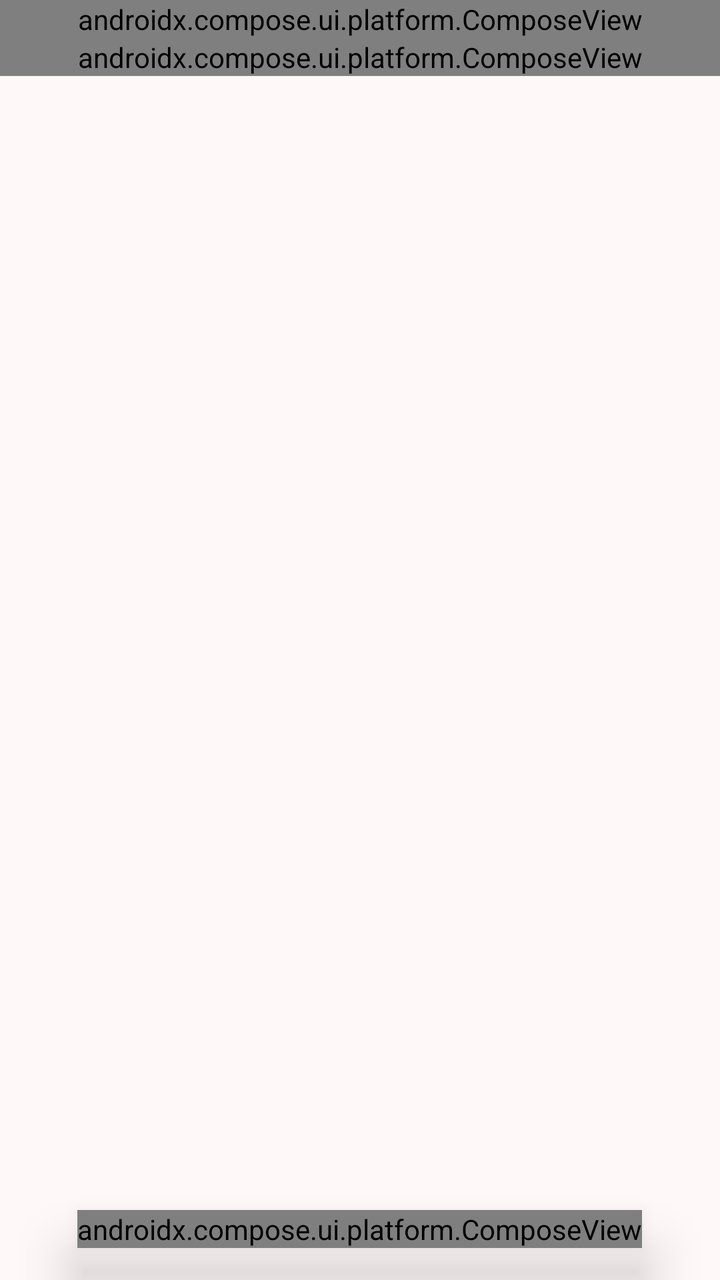
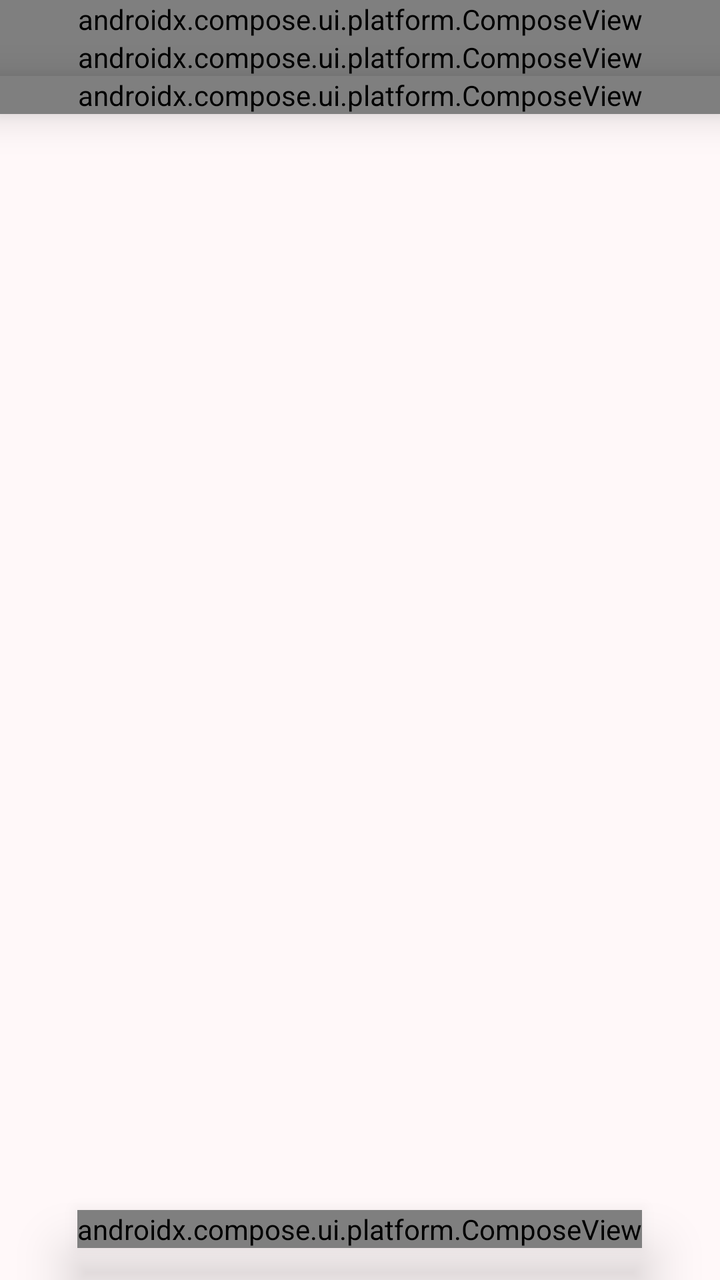

Before-and-after screenshots of an Android layout around one commit, followed by the original layout XML and the change that was made.
<!-- AndroidManifest.xml: application theme AppTheme -->
<!-- res/layout/activity_main.xml -->
<RelativeLayout
    xmlns:android="http://schemas.android.com/apk/res/android"
    xmlns:app="http://schemas.android.com/apk/res-auto"
    xmlns:tools="http://schemas.android.com/tools"
    android:layout_width="match_parent"
    android:layout_height="match_parent"
    android:id="@+id/main"
    tools:ignore="ContentDescription">

    
    <androidx.compose.ui.platform.ComposeView
        android:id="@+id/compose_address_bar"
        android:layout_width="match_parent"
        android:layout_height="wrap_content"
        android:layout_alignParentTop="true" />

    
    <androidx.compose.ui.platform.ComposeView
        android:id="@+id/main_progress_bar_compose"
        android:layout_width="match_parent"
        android:layout_height="wrap_content"
        android:layout_below="@id/compose_address_bar"/>

    
    <com.google.android.material.progressindicator.LinearProgressIndicator
        android:id="@+id/main_progress_bar"
        android:layout_width="match_parent"
        android:layout_height="wrap_content"
        android:layout_below="@id/main_progress_bar_compose"
        android:visibility="gone"
        app:indicatorColor="?attr/colorPrimary"
        app:trackColor="?attr/colorSurfaceVariant"
        app:trackThickness="4dp"/>

    
    <FrameLayout
        android:id="@+id/main_content"
        android:layout_width="match_parent"
        android:layout_height="match_parent"
        android:layout_below="@id/main_progress_bar_compose"
        android:layout_alignParentBottom="true"/>

    
    <com.google.android.material.floatingactionbutton.FloatingActionButton
        android:id="@+id/fab_showAppBar"
        android:layout_alignParentTop="true"
        android:layout_alignParentStart="true"
        android:layout_marginStart="16dp"
        android:layout_marginTop="16dp"
        android:src="@drawable/icon_up"
        app:elevation="2dp"
        style="@style/Widget.Material3.Button.IconButton.Outlined"
        app:backgroundTint="?attr/colorSurfaceContainerHighest"
        app:borderWidth="0.5dp"
        android:layout_width="wrap_content"
        android:layout_height="wrap_content"
        android:layout_gravity="center"
        app:maxImageSize="20dp"
        app:fabCustomSize="42dp"
        android:visibility="gone"/>

    
    <com.google.android.material.card.MaterialCardView
        android:id="@+id/searchOnSiteLayout"
        android:visibility="gone"
        style="@style/Widget.Material3.CardView.Elevated"
        android:backgroundTint="?attr/colorSurfaceContainerHigh"
        app:cardElevation="4dp"
        app:strokeWidth="0dp"
        android:layout_width="match_parent"
        android:layout_height="72dp"
        android:layout_margin="12dp"
        android:layout_alignParentTop="true"
        app:cardCornerRadius="28dp"
        android:orientation="vertical">

        <RelativeLayout
            android:layout_width="match_parent"
            android:layout_height="match_parent">

            <Button
                android:id="@+id/searchOnSite_buttonClose"
                style="@style/Widget.Material3.Button.IconButton"
                android:layout_width="wrap_content"
                android:layout_height="wrap_content"
                android:layout_alignParentEnd="true"
                android:layout_centerInParent="true"
                android:layout_marginEnd="10dp"
                app:icon="@drawable/icon_close" />

            <com.google.android.material.textfield.TextInputLayout
                android:id="@+id/searchOnSite_textField"
                style="@style/Widget.Material3.TextInputLayout.OutlinedBox"
                android:layout_width="match_parent"
                android:layout_height="match_parent"
                android:layout_alignParentTop="true"
                android:layout_toStartOf="@+id/searchOnSite_buttonClose"
                android:paddingEnd="10dp"
                android:paddingStart="10dp"
                android:paddingBottom="5dp"
                android:paddingTop="5dp"
                android:hint="@string/menu_other_searchSite"
                app:boxCornerRadiusTopStart="24dp"
                app:boxCornerRadiusTopEnd="24dp"
                app:boxCornerRadiusBottomStart="24dp"
                app:boxCornerRadiusBottomEnd="24dp"
                app:boxStrokeWidth="0.8dp"
                app:boxStrokeWidthFocused="1.5dp"
                app:startIconDrawable="@drawable/icon_up"
                app:endIconDrawable="@drawable/icon_down"
                app:endIconMode="custom">

                <com.google.android.material.textfield.TextInputEditText
                    android:id="@+id/searchOnSite_input"
                    android:layout_width="match_parent"
                    android:layout_height="wrap_content"
                    android:inputType="text|textUri"
                    android:selectAllOnFocus="true"/>

            </com.google.android.material.textfield.TextInputLayout>

        </RelativeLayout>

    </com.google.android.material.card.MaterialCardView>

    
    <androidx.compose.ui.platform.ComposeView
        android:id="@+id/bottom_nav_compose"
        android:layout_width="wrap_content"
        android:layout_height="wrap_content"
        android:layout_alignParentBottom="true"
        android:layout_centerHorizontal="true"
        android:layout_marginBottom="16dp"
        android:elevation="16dp"/>
    
    <com.google.android.material.card.MaterialCardView
        android:id="@+id/fab_bubble"
        style="@style/Widget.Material3.CardView.Filled"
        android:layout_width="48dp"
        android:layout_height="48dp"
        android:layout_alignParentBottom="true"
        android:layout_alignParentEnd="true"
        android:layout_marginBottom="90dp"
        android:layout_marginEnd="16dp"
        android:visibility="gone"
        app:cardCornerRadius="24dp"
        app:cardElevation="16dp"
        app:strokeWidth="1dp"
        app:strokeColor="?attr/colorOutlineVariant"
        android:backgroundTint="?attr/colorSurfaceContainerHighest">

        <ImageView
            android:id="@+id/bubble_icon"
            android:layout_width="24dp"
            android:layout_height="24dp"
            android:layout_gravity="center"
            android:src="@drawable/icon_secure"
            app:tint="?attr/colorPrimary"
            tools:ignore="ContentDescription"/>

    </com.google.android.material.card.MaterialCardView>

</RelativeLayout>
<!-- resources referenced by this layout -->
<resources>
  <!-- drawable icon_down (drawable) -->
  <vector xmlns:android="http://schemas.android.com/apk/res/android"
      android:width="24dp"
      android:height="24dp"
      android:viewportWidth="960"
      android:viewportHeight="960"
      android:tint="?attr/colorControlNormal">
    <path
        android:fillColor="@android:color/white"
        android:pathData="M480,598Q472,598 465,595.5Q458,593 452,587L268,403Q257,392 257,375Q257,358 268,347Q279,336 296,336Q313,336 324,347L480,503L636,347Q647,336 664,336Q681,336 692,347Q703,358 703,375Q703,392 692,403L508,587Q502,593 495,595.5Q488,598 480,598Z"/>
  </vector>
  <!-- drawable icon_up (drawable) -->
  <vector xmlns:android="http://schemas.android.com/apk/res/android"
      android:width="24dp"
      android:height="24dp"
      android:viewportWidth="960"
      android:viewportHeight="960"
      android:tint="?attr/colorControlNormal">
    <path
        android:fillColor="@android:color/white"
        android:pathData="M480,431L324,587Q313,598 296,598Q279,598 268,587Q257,576 257,559Q257,542 268,531L452,347Q458,341 465,338.5Q472,336 480,336Q488,336 495,338.5Q502,341 508,347L692,531Q703,542 703,559Q703,576 692,587Q681,598 664,598Q647,598 636,587L480,431Z"/>
  </vector>
  <string name="menu_other_searchSite">Search on site</string>
  <color name="md_theme_primary">#B81D63</color>
  <color name="md_theme_onPrimary">#FFFFFF</color>
  <color name="md_theme_primaryContainer">#FFD9E2</color>
  <color name="md_theme_onPrimaryContainer">#3E001D</color>
  <color name="md_theme_secondary">#74565F</color>
  <color name="md_theme_onSecondary">#FFFFFF</color>
  <color name="md_theme_secondaryContainer">#FFD9E2</color>
  <color name="md_theme_onSecondaryContainer">#2B151C</color>
  <color name="md_theme_tertiary">#006874</color>
  <color name="md_theme_onTertiary">#FFFFFF</color>
  <color name="md_theme_tertiaryContainer">#9EEFFF</color>
  <color name="md_theme_onTertiaryContainer">#001F24</color>
  <color name="md_theme_error">#BA1A1A</color>
  <color name="md_theme_onError">#FFFFFF</color>
  <color name="md_theme_errorContainer">#FFDAD6</color>
  <color name="md_theme_onErrorContainer">#410002</color>
  <color name="md_theme_background">#FFF8F9</color>
  <color name="md_theme_onBackground">#201A1C</color>
  <color name="md_theme_surface">#FFF8F9</color>
  <color name="md_theme_onSurface">#201A1C</color>
  <color name="md_theme_surfaceVariant">#F2DDE1</color>
  <color name="md_theme_onSurfaceVariant">#514347</color>
  <color name="md_theme_outline">#837377</color>
  <color name="md_theme_outlineVariant">#D5C2C6</color>
  <color name="md_theme_inverseSurface">#362E31</color>
  <color name="md_theme_inverseOnSurface">#FAEEF0</color>
  <color name="md_theme_inversePrimary">#FFB1C8</color>
  <color name="md_theme_primaryFixed">#FFD9E2</color>
  <color name="md_theme_onPrimaryFixed">#3E001D</color>
  <color name="md_theme_primaryFixedDim">#FFB1C8</color>
  <color name="md_theme_onPrimaryFixedVariant">#8E0045</color>
  <color name="md_theme_secondaryFixed">#FFD9E2</color>
  <color name="md_theme_onSecondaryFixed">#2B151C</color>
  <color name="md_theme_secondaryFixedDim">#E3BDC6</color>
  <color name="md_theme_onSecondaryFixedVariant">#5B3F47</color>
  <color name="md_theme_tertiaryFixed">#9EEFFF</color>
  <color name="md_theme_onTertiaryFixed">#001F24</color>
  <color name="md_theme_tertiaryFixedDim">#80D4E4</color>
  <color name="md_theme_onTertiaryFixedVariant">#004F58</color>
  <color name="md_theme_surfaceDim">#E5D6D9</color>
  <color name="md_theme_surfaceBright">#FFF8F9</color>
  <color name="md_theme_surfaceContainerLowest">#FFFFFF</color>
  <color name="md_theme_surfaceContainerLow">#FDF1F3</color>
  <color name="md_theme_surfaceContainer">#FAEBEE</color>
  <color name="md_theme_surfaceContainerHigh">#F4E5E8</color>
  <color name="md_theme_surfaceContainerHighest">#EEE0E3</color>
  <!-- unchanged entries left out for length: 3 -->
</resources>

<!-- the commit's change to res/layout/activity_main.xml (unified diff, before → after) -->
@@ -39,6 +39,14 @@
         android:layout_height="match_parent"
         android:layout_below="@id/main_progress_bar_compose"
         android:layout_alignParentBottom="true"/>
+
+    
+    <androidx.compose.ui.platform.ComposeView
+        android:id="@+id/refresh_bar_compose"
+        android:layout_width="match_parent"
+        android:layout_height="wrap_content"
+        android:layout_alignTop="@id/main_content"
+        android:elevation="12dp" />
 
     
     <com.google.android.material.floatingactionbutton.FloatingActionButton
